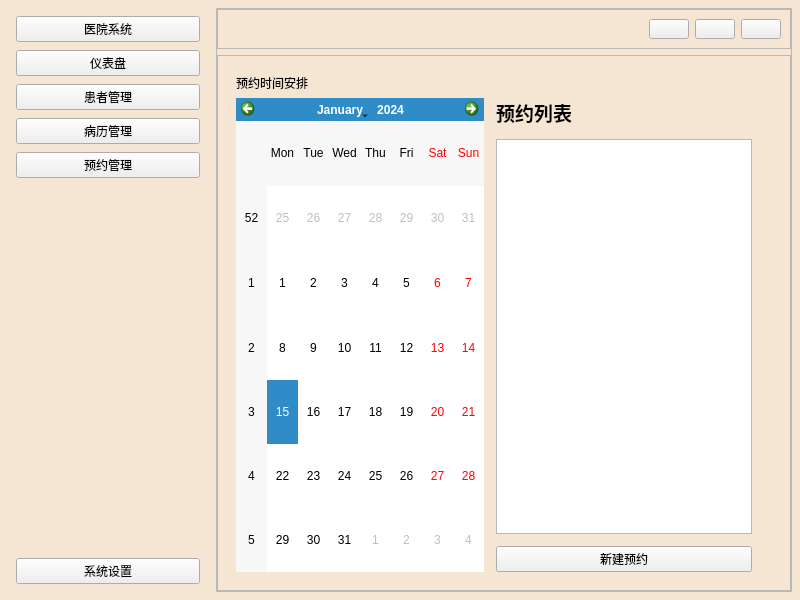
The window that ui/mainwindow.ui (n641736798/Qt-Gui-Hospital) describes before a commit, drawn with Qt 5.
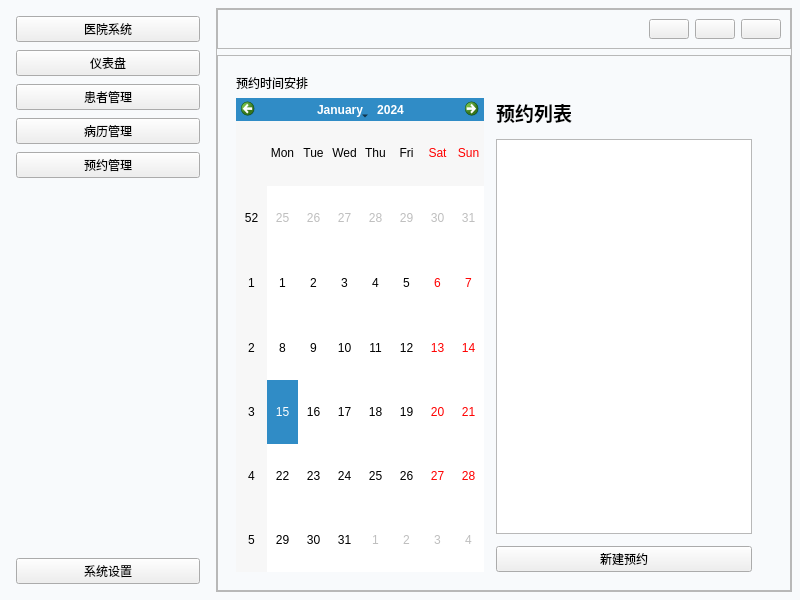
The same window after the commit. Icons and pictures are not drawn.

Commit message: 更新项目：添加医疗图像查看器、图表功能和现代主题（排除大文件）

Diff of the .ui file:
```diff
--- a/ui/mainwindow.ui
+++ b/ui/mainwindow.ui
@@ -14,9 +14,12 @@
    <string>医院管理系统</string>
   </property>
   <property name="styleSheet">
-   <string notr="true">/* 主窗体背景色 */
+   <string notr="true">/* ============================================
+   医院管理系统 - 现代简洁主题
+   ============================================ */
+
 QMainWindow {
-    background-color: #F5E6D3;
+    background-color: #F8FAFC;
 }</string>
   </property>
   <widget class="QWidget" name="centralwidget">
@@ -354,8 +357,8 @@
          </property>
          <property name="iconSize">
           <size>
-           <width>24</width>
-           <height>24</height>
+           <width>28</width>
+           <height>28</height>
           </size>
          </property>
         </widget>
```
Left out of the diff: 371 changed lines with no effect on the pictures. The commit also changes 112 other files.
